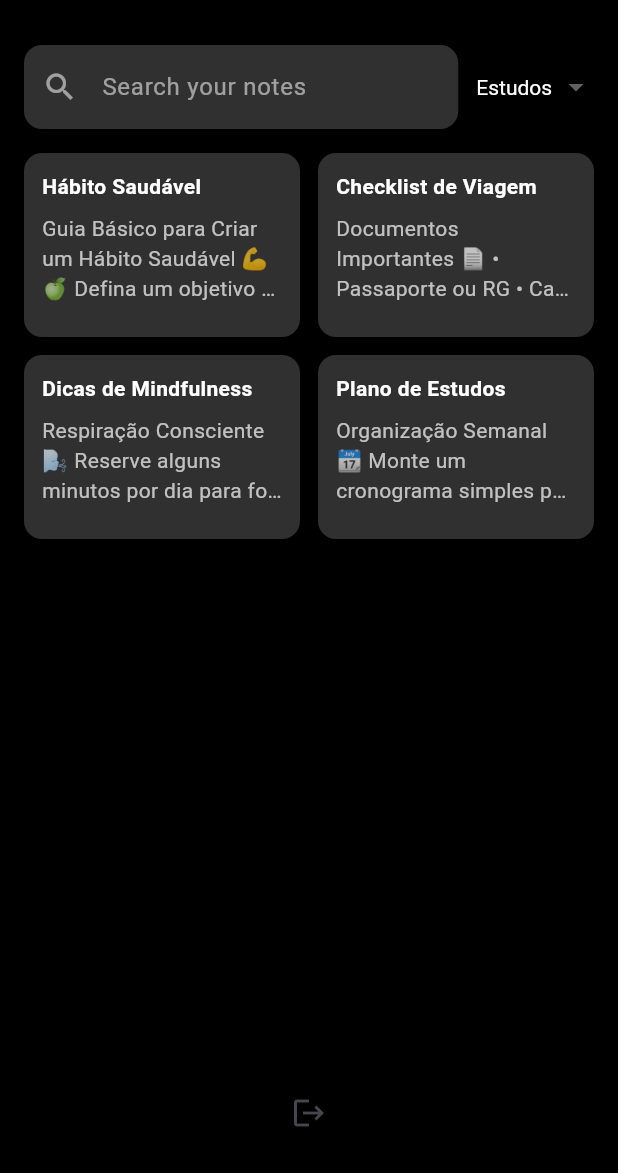
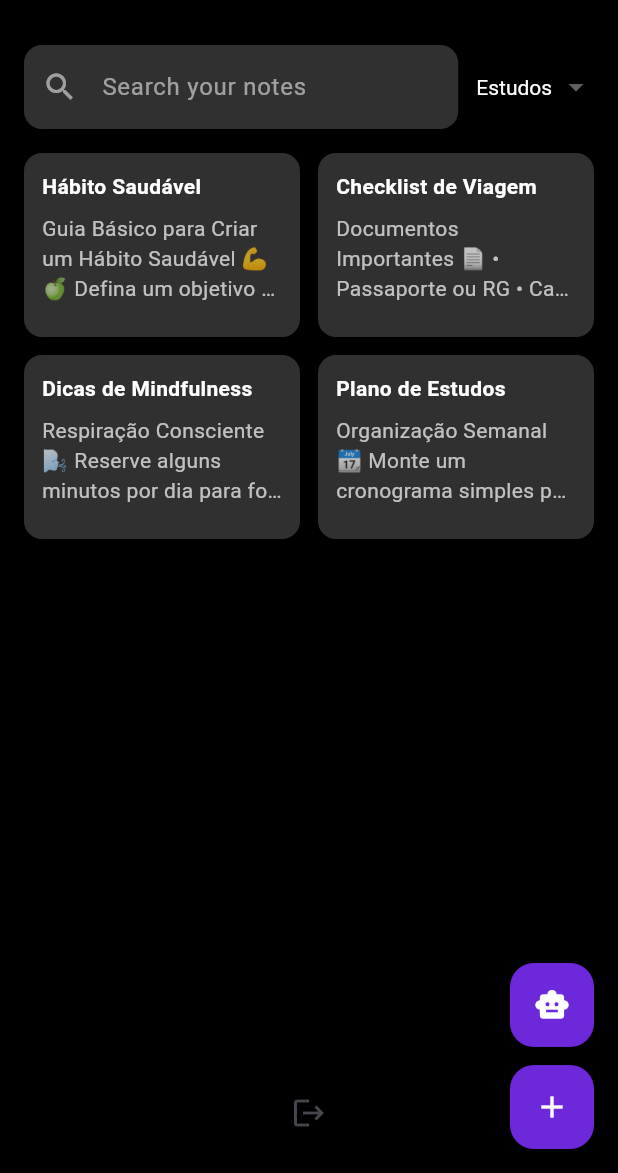
Before and after one commit to rodrigomsrocha/noted, a Flutter app: the HomeScreen screen opened by its route, on a phone screen of 412 x 824 dp, the part 63-1236 px from its top. Run offline on Flutter 3.47's test engine with Material 3 defaults, Android fonts, the phone set to English and light mode, and no system bars; our stand-ins replace audioplayers, firebase_auth, firebase_core, flutter_svg, fluttertoast; accounts and stored records are empty.

Commit message:
create and ai functionality buttons

```diff
--- a/lib/features/home/presentation/home_screen.dart
+++ b/lib/features/home/presentation/home_screen.dart
@@ -136,6 +136,35 @@ class HomeScreen extends StatelessWidget {
           ],
         ),
       ),
+      floatingActionButton: Column(
+        mainAxisSize: MainAxisSize.min,
+        crossAxisAlignment: CrossAxisAlignment.end,
+        children: [
+          FloatingActionButton(
+            heroTag: 'btnIA',
+            backgroundColor: const Color(0xFF6D28D9),
+            foregroundColor: Colors.white,
+            onPressed: () {
+              // TODO: Substitua com a navegação para a funcionalidade de IA
+              Fluttertoast.showToast(
+                  msg: 'Funcionalidade de IA ainda não implementada');
+            },
+            child: const Icon(Icons.smart_toy),
+          ),
+          const SizedBox(height: 12),
+          FloatingActionButton(
+            heroTag: 'btnNovaNota',
+            backgroundColor: const Color(0xFF6D28D9),
+            foregroundColor: Colors.white,
+            onPressed: () {
+              // TODO: Substitua com a navegação para criar nova nota
+              Fluttertoast.showToast(
+                  msg: 'Criar nova nota ainda não implementado');
+            },
+            child: const Icon(Icons.add),
+          ),
+        ],
+      ),
     );
   }
 }
```
